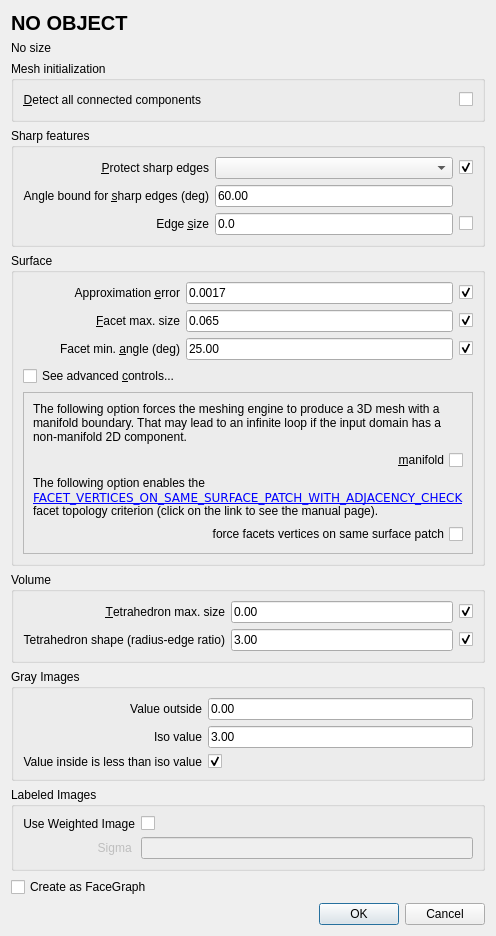
Old version of the form demo/Polyhedron/Plugins/Mesh_3/Meshing_dialog.ui in the repository CGAL/releases.
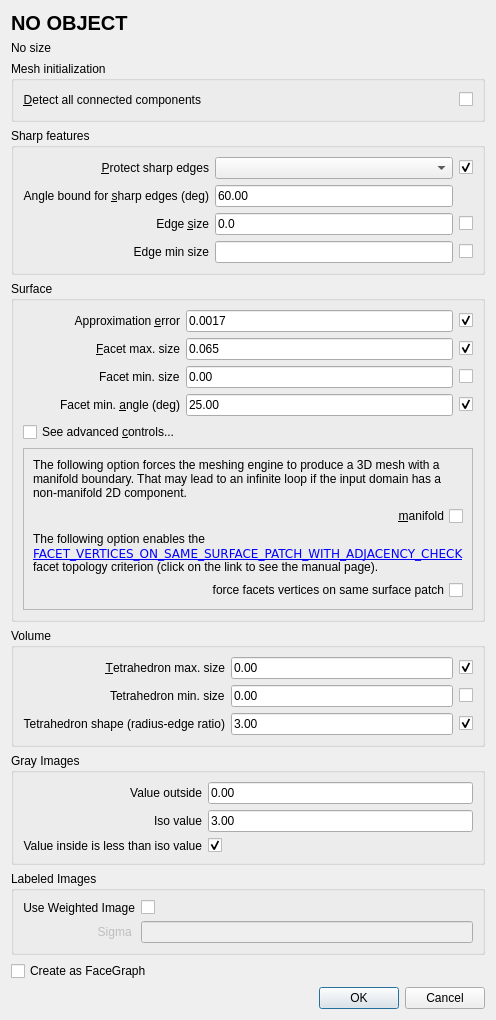
New version of the form. Custom widgets are drawn as their Qt base class.

```diff
--- a/demo/Polyhedron/Plugins/Mesh_3/Meshing_dialog.ui
+++ b/demo/Polyhedron/Plugins/Mesh_3/Meshing_dialog.ui
@@ -9,8 +9,8 @@
    <rect>
     <x>0</x>
     <y>0</y>
-    <width>568</width>
-    <height>1049</height>
+    <width>799</width>
+    <height>1295</height>
    </rect>
   </property>
   <property name="sizePolicy">
@@ -101,22 +101,15 @@
       <string>Sharp features</string>
      </property>
      <layout class="QGridLayout" name="gridLayout" columnstretch="0,0,0">
-      <item row="3" column="1">
-       <widget class="DoubleEdit" name="sharpEdgesAngle">
+      <item row="7" column="1">
+       <widget class="DoubleEdit" name="edgeSizing">
         <property name="text">
-         <string>60.00</string>
+         <string>0.0</string>
         </property>
        </widget>
       </item>
-      <item row="1" column="2">
-       <widget class="QCheckBox" name="protect">
-        <property name="text">
-         <string/>
-        </property>
-        <property name="checked">
-         <bool>true</bool>
-        </property>
-       </widget>
+      <item row="1" column="1">
+       <widget class="QComboBox" name="protectEdges"/>
       </item>
       <item row="3" column="0">
        <widget class="QLabel" name="sharpEdgesAngleLabel">
@@ -134,15 +127,22 @@
         </property>
        </widget>
       </item>
-      <item row="7" column="2">
-       <widget class="QCheckBox" name="noEdgeSizing">
+      <item row="3" column="1">
+       <widget class="DoubleEdit" name="sharpEdgesAngle">
         <property name="text">
-         <string/>
+         <string>60.00</string>
         </property>
        </widget>
       </item>
-      <item row="1" column="1">
-       <widget class="QComboBox" name="protectEdges"/>
+      <item row="1" column="2">
+       <widget class="QCheckBox" name="protect">
+        <property name="text">
+         <string/>
+        </property>
+        <property name="checked">
+         <bool>true</bool>
+        </property>
+       </widget>
       </item>
       <item row="1" column="0">
        <widget class="QLabel" name="protectLabel">
@@ -157,13 +157,6 @@
         </property>
        </widget>
       </item>
-      <item row="7" column="1">
-       <widget class="DoubleEdit" name="edgeSizing">
-        <property name="text">
-         <string>0.0</string>
-        </property>
-       </widget>
-      </item>
       <item row="7" column="0">
        <widget class="QLabel" name="edgeLabel">
         <property name="text">
@@ -177,6 +170,33 @@
         </property>
        </widget>
       </item>
+      <item row="7" column="2">
+       <widget class="QCheckBox" name="noEdgeSizing">
+        <property name="text">
+         <string/>
+        </property>
+       </widget>
+      </item>
+      <item row="8" column="0">
+       <widget class="QLabel" name="edgeMinSizingLabel">
+        <property name="text">
+         <string>Edge min size</string>
+        </property>
+        <property name="alignment">
+         <set>Qt::AlignRight|Qt::AlignTrailing|Qt::AlignVCenter</set>
+        </property>
+       </widget>
+      </item>
+      <item row="8" column="1">
+       <widget class="DoubleEdit" name="edgeMinSizing"/>
+      </item>
+      <item row="8" column="2">
+       <widget class="QCheckBox" name="noEdgeMinSizing">
+        <property name="text">
+         <string/>
+        </property>
+       </widget>
+      </item>
      </layout>
     </widget>
    </item>
@@ -185,60 +205,15 @@
      <property name="title">
       <string>Surface</string>
      </property>
-     <layout class="QGridLayout" name="gridLayout_2" rowstretch="0,0,0,0,0,0,0,0,0,0" columnstretch="0,1,0">
-      <item row="2" column="2">
-       <widget class="QCheckBox" name="noFacetSizing">
-        <property name="toolTip">
-         <string>Enable/Disable parameter</string>
-        </property>
+     <layout class="QGridLayout" name="gridLayout_2" rowstretch="0,0,0,0,0,0,0,0,0,0,0" columnstretch="0,1,0">
+      <item row="1" column="1">
+       <widget class="DoubleEdit" name="approx">
         <property name="text">
-         <string/>
+         <string>0.0017</string>
         </property>
-        <property name="checked">
-         <bool>true</bool>
-        </property>
        </widget>
       </item>
-      <item row="1" column="0">
-       <widget class="QLabel" name="approxLabel">
-        <property name="text">
-         <string>Approximation &amp;error</string>
-        </property>
-        <property name="alignment">
-         <set>Qt::AlignRight|Qt::AlignTrailing|Qt::AlignVCenter</set>
-        </property>
-        <property name="buddy">
-         <cstring>approx</cstring>
-        </property>
-       </widget>
-      </item>
-      <item row="1" column="2">
-       <widget class="QCheckBox" name="noApprox">
-        <property name="toolTip">
-         <string>Enable/Disable parameter</string>
-        </property>
-        <property name="text">
-         <string/>
-        </property>
-        <property name="checked">
-         <bool>true</bool>
-        </property>
-       </widget>
-      </item>
-      <item row="3" column="0">
-       <widget class="QLabel" name="angleLabel">
-        <property name="text">
-         <string>Facet min. &amp;angle (deg)</string>
-        </property>
-        <property name="alignment">
-         <set>Qt::AlignRight|Qt::AlignTrailing|Qt::AlignVCenter</set>
-        </property>
-        <property name="buddy">
-         <cstring>facetAngle</cstring>
-        </property>
-       </widget>
-      </item>
-      <item row="9" column="0" colspan="3">
+      <item row="10" column="0" colspan="3">
        <widget class="QFrame" name="advanced">
         <property name="visible">
          <bool>true</bool>
@@ -299,47 +274,53 @@
         </layout>
        </widget>
       </item>
-      <item row="5" column="0">
+      <item row="1" column="0">
+       <widget class="QLabel" name="approxLabel">
+        <property name="text">
+         <string>Approximation &amp;error</string>
+        </property>
+        <property name="alignment">
+         <set>Qt::AlignRight|Qt::AlignTrailing|Qt::AlignVCenter</set>
+        </property>
+        <property name="buddy">
+         <cstring>approx</cstring>
+        </property>
+       </widget>
+      </item>
+      <item row="1" column="2">
+       <widget class="QCheckBox" name="noApprox">
+        <property name="toolTip">
+         <string>Enable/Disable parameter</string>
+        </property>
+        <property name="text">
+         <string/>
+        </property>
+        <property name="checked">
+         <bool>true</bool>
+        </property>
+       </widget>
+      </item>
+      <item row="4" column="0">
+       <widget class="QLabel" name="angleLabel">
+        <property name="text">
+         <string>Facet min. &amp;angle (deg)</string>
+        </property>
+        <property name="alignment">
+         <set>Qt::AlignRight|Qt::AlignTrailing|Qt::AlignVCenter</set>
+        </property>
+        <property name="buddy">
+         <cstring>facetAngle</cstring>
+        </property>
+       </widget>
+      </item>
+      <item row="6" column="0">
        <widget class="QCheckBox" name="checkBox">
         <property name="text">
          <string>See advanced &amp;controls...</string>
         </property>
        </widget>
       </item>
-      <item row="3" column="2">
-       <widget class="QCheckBox" name="noAngle">
-        <property name="toolTip">
-         <string>Enable/Disable parameter</string>
-        </property>
-        <property name="text">
-         <string/>
-        </property>
-        <property name="checked">
-         <bool>true</bool>
-        </property>
-       </widget>
-      </item>
-      <item row="2" column="0">
-       <widget class="QLabel" name="sizingLabel">
-        <property name="text">
-         <string>&amp;Facet max. size</string>
-        </property>
-        <property name="alignment">
-         <set>Qt::AlignRight|Qt::AlignTrailing|Qt::AlignVCenter</set>
-        </property>
-        <property name="buddy">
-         <cstring>facetSizing</cstring>
-        </property>
-       </widget>
-      </item>
-      <item row="2" column="1">
-       <widget class="DoubleEdit" name="facetSizing">
-        <property name="text">
-         <string>0.065</string>
-        </property>
-       </widget>
-      </item>
-      <item row="3" column="1">
+      <item row="4" column="1">
        <widget class="DoubleEdit" name="facetAngle">
         <property name="inputMask">
          <string/>
@@ -349,10 +330,70 @@
         </property>
        </widget>
       </item>
-      <item row="1" column="1">
-       <widget class="DoubleEdit" name="approx">
+      <item row="2" column="1">
+       <widget class="DoubleEdit" name="facetSizing">
         <property name="text">
-         <string>0.0017</string>
+         <string>0.065</string>
+        </property>
+       </widget>
+      </item>
+      <item row="2" column="0">
+       <widget class="QLabel" name="sizingLabel">
+        <property name="text">
+         <string>&amp;Facet max. size</string>
+        </property>
+        <property name="alignment">
+         <set>Qt::AlignRight|Qt::AlignTrailing|Qt::AlignVCenter</set>
+        </property>
+        <property name="buddy">
+         <cstring>facetSizing</cstring>
+        </property>
+       </widget>
+      </item>
+      <item row="4" column="2">
+       <widget class="QCheckBox" name="noAngle">
+        <property name="toolTip">
+         <string>Enable/Disable parameter</string>
+        </property>
+        <property name="text">
+         <string/>
+        </property>
+        <property name="checked">
+         <bool>true</bool>
+        </property>
+       </widget>
+      </item>
+      <item row="2" column="2">
+       <widget class="QCheckBox" name="noFacetSizing">
+        <property name="toolTip">
+         <string>Enable/Disable parameter</string>
+        </property>
+        <property name="text">
+         <string/>
+        </property>
+        <property name="checked">
+         <bool>true</bool>
+        </property>
+       </widget>
+      </item>
+      <item row="3" column="0" alignment="Qt::AlignRight">
+       <widget class="QLabel" name="sizingMinLabel">
+        <property name="text">
+         <string>Facet min. size</string>
+        </property>
+       </widget>
+      </item>
+      <item row="3" column="1">
+       <widget class="DoubleEdit" name="facetMinSizing">
+        <property name="text">
+         <string>0.00</string>
+        </property>
+       </widget>
+      </item>
+      <item row="3" column="2">
+       <widget class="QCheckBox" name="noFacetMinSizing">
+        <property name="text">
+         <string/>
         </property>
        </widget>
       </item>
@@ -365,6 +406,33 @@
       <string>Volume</string>
      </property>
      <layout class="QGridLayout" name="gridLayout_3" columnstretch="0,1,0">
+      <item row="2" column="1">
+       <widget class="DoubleEdit" name="tetShape">
+        <property name="text">
+         <string>3.00</string>
+        </property>
+       </widget>
+      </item>
+      <item row="0" column="1">
+       <widget class="DoubleEdit" name="tetSizing">
+        <property name="text">
+         <string>0.00</string>
+        </property>
+       </widget>
+      </item>
+      <item row="0" column="0">
+       <widget class="QLabel" name="tetSizingLabel">
+        <property name="text">
+         <string>&amp;Tetrahedron max. size</string>
+        </property>
+        <property name="alignment">
+         <set>Qt::AlignRight|Qt::AlignTrailing|Qt::AlignVCenter</set>
+        </property>
+        <property name="buddy">
+         <cstring>tetSizing</cstring>
+        </property>
+       </widget>
+      </item>
       <item row="0" column="2">
        <widget class="QCheckBox" name="noTetSizing">
         <property name="toolTip">
@@ -378,7 +446,7 @@
         </property>
        </widget>
       </item>
-      <item row="1" column="2">
+      <item row="2" column="2">
        <widget class="QCheckBox" name="noTetShape">
         <property name="toolTip">
          <string>Enable/Disable parameter</string>
@@ -391,8 +459,8 @@
         </property>
        </widget>
       </item>
-      <item row="1" column="0">
-       <widget class="QLabel" name="label_2">
+      <item row="2" column="0">
+       <widget class="QLabel" name="tetShapeLabel">
         <property name="text">
          <string>Tetrahedron shape (radius-edge ratio)</string>
         </property>
@@ -401,30 +469,24 @@
         </property>
        </widget>
       </item>
-      <item row="0" column="0">
-       <widget class="QLabel" name="label">
+      <item row="1" column="0" alignment="Qt::AlignRight">
+       <widget class="QLabel" name="tetMinSizingLabel">
         <property name="text">
-         <string>&amp;Tetrahedron max. size</string>
-        </property>
-        <property name="alignment">
-         <set>Qt::AlignRight|Qt::AlignTrailing|Qt::AlignVCenter</set>
-        </property>
-        <property name="buddy">
-         <cstring>tetSizing</cstring>
-        </property>
-       </widget>
-      </item>
-      <item row="0" column="1">
-       <widget class="DoubleEdit" name="tetSizing">
-        <property name="text">
-         <string>0.00</string>
+         <string>Tetrahedron min. size</string>
         </property>
        </widget>
       </item>
       <item row="1" column="1">
-       <widget class="DoubleEdit" name="tetShape">
+       <widget class="DoubleEdit" name="tetMinSizing">
         <property name="text">
-         <string>3.00</string>
+         <string>0.00</string>
+        </property>
+       </widget>
+      </item>
+      <item row="1" column="2">
+       <widget class="QCheckBox" name="noTetMinSizing">
+        <property name="text">
+         <string/>
         </property>
        </widget>
       </item>
```
